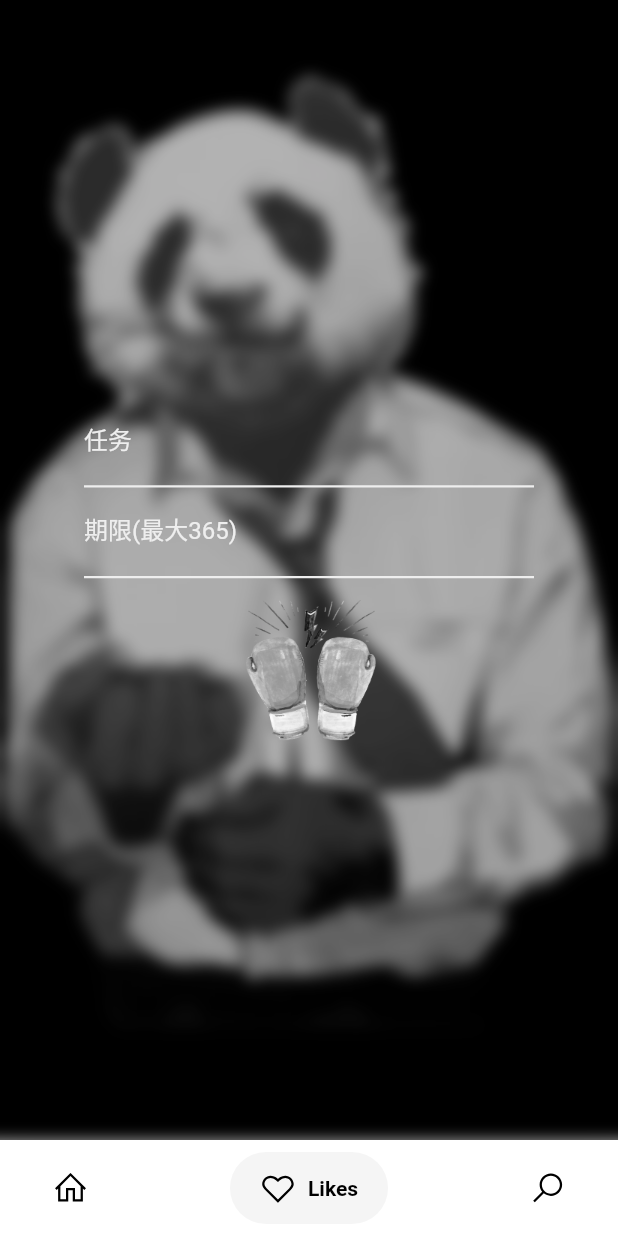
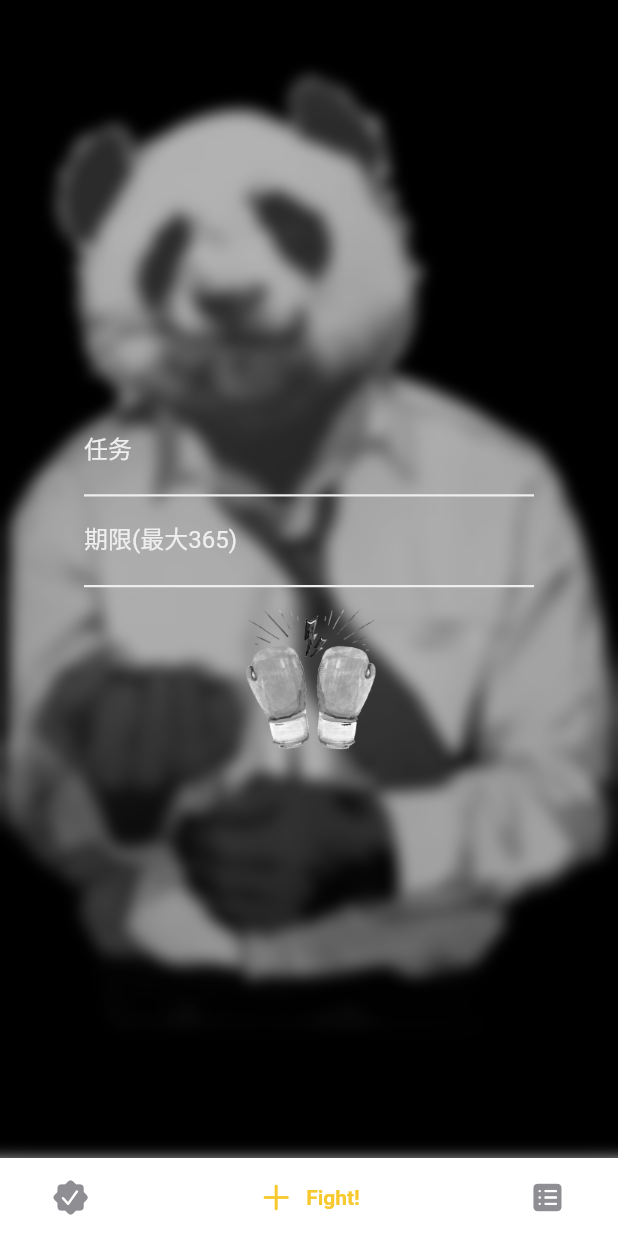
Before and after one commit to greatbear412/PT, a Flutter app: the GMenu screen opened directly, item 2 of the bottom bar chosen, on a phone screen of 412 x 824 dp. Run offline on Flutter 3.47's test engine with Material 2 defaults, Android fonts, the light colour scheme and no system bars; drawn by our look-alikes of google_nav_bar, oktoast; our stand-ins replace date_format, line_icons, shared_preferences; accounts and stored records are empty; network calls fail.

Commit message:
Menu replaced.
Old Menu uses routing to navigate, while new menu pub justing gathring all
pages in one page, like SPA.
Routing may cause keyboard performance problem and no valid solution found.
Sad.

```diff
--- a/lib/gmenu.dart
+++ b/lib/gmenu.dart
@@ -4,6 +4,8 @@ import 'package:flutter/material.dart';
 import 'package:google_nav_bar/google_nav_bar.dart';
 import 'package:line_icons/line_icons.dart';
 
+import 'common/util.dart';
+import 'common/constant.dart';
 import 'pages/list.dart';
 import 'pages/create.dart';
 import 'pages/management.dart';
@@ -56,24 +58,29 @@ class _GMenuState extends State<GMenu> {
               rippleColor: Colors.grey[300],
               hoverColor: Colors.grey[100],
               gap: 8,
-              activeColor: Colors.black,
+              activeColor: Utils.transStr(Constants.colorMain),
               iconSize: 24,
-              padding: EdgeInsets.symmetric(horizontal: 20, vertical: 12),
+              padding: EdgeInsets.symmetric(horizontal: 20, vertical: 6),
               duration: Duration(milliseconds: 400),
-              tabBackgroundColor: Colors.grey[100],
-              color: Colors.black,
+              tabBackgroundColor: Colors.white,
+              color: CupertinoColors.systemGrey,
               tabs: [
                 GButton(
-                  icon: LineIcons.home,
-                  text: 'Home',
+                  icon: CupertinoIcons.checkmark_seal_fill,
+                  text: '任务',
+                  iconActiveColor: Utils.transStr(Constants.colorMain),
                 ),
                 GButton(
-                  icon: LineIcons.heart,
-                  text: 'Likes',
+                  icon: CupertinoIcons.add,
+                  iconActiveColor: Utils.transStr(Constants.colorActive),
+                  iconColor: Utils.transStr(Constants.colorActive),
+                  textColor: Utils.transStr(Constants.colorActive),
+                  text: 'Fight!',
                 ),
                 GButton(
-                  icon: LineIcons.search,
-                  text: 'Search',
+                  icon: CupertinoIcons.square_list_fill,
+                  text: '管理',
+                  iconActiveColor: Utils.transStr(Constants.colorMain),
                 ),
               ],
               selectedIndex: _selectedIndex,
--- a/lib/models/index.dart
+++ /dev/null
@@ -1 +0,0 @@
-// export 'user.dart' ;
--- a/lib/pages/list.dart
+++ b/lib/pages/list.dart
@@ -77,7 +77,6 @@ class _TargetListState extends State<TargetList> {
           ));
     }
     return Container(
-        padding: const EdgeInsets.only(bottom: 36),
         child: Stack(children: [
       CommonPosition(Container(
         color: Utils.transStr(Constants.colorPandaBG),
--- a/pubspec.yaml
+++ b/pubspec.yaml
@@ -32,7 +32,7 @@ dependencies:
   provider: ^5.0.0
   date_format: ^2.0.2
   table_calendar: ^3.0.0
-  persistent_bottom_nav_bar: ^4.0.2
+  # persistent_bottom_nav_bar: ^4.0.2
   oktoast: ^3.0.0
   google_nav_bar: ^5.0.5
   line_icons:
```
Also changed, not shown: lib/abolished/menu.dart (added, +105 -0 lines), lib/menu.dart (deleted, +0 -105 lines), lib/pages/detail.dart (+4 -3 lines), lib/pages/finish.dart (+4 -4 lines), lib/pages/management.dart (+3 -4 lines), lib/pages/start.dart (+17 -16 lines), lib/pages/test.dart (deleted, +0 -32 lines), lib/pages/welcome.dart (deleted, +0 -24 lines), imgs/finish.webp, pubspec.lock. Lines whose indentation alone changed are shown as unchanged.
